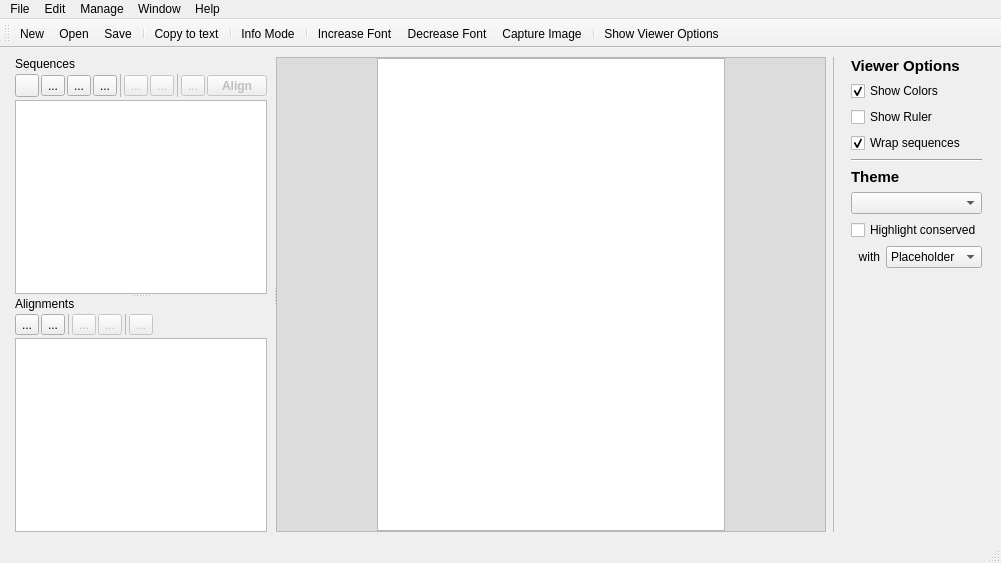
The window that src/linnaeo/linnaeo.ui (beowulfey/Linnaeo) describes before a commit, drawn with Qt 5.
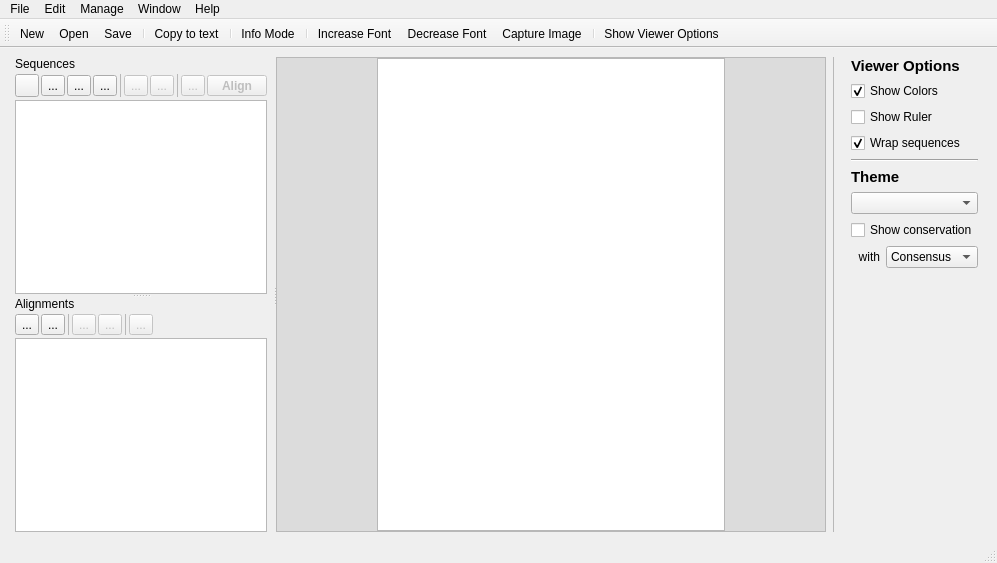
The same window after the commit. Icons and pictures are not drawn. Custom widgets are drawn as their Qt base class.

Commit message: conservation is now calculated for consensus for all themes. will add for reference

The edit to the form file:
```diff
--- a/src/linnaeo/linnaeo.ui
+++ b/src/linnaeo/linnaeo.ui
@@ -799,7 +799,7 @@
        <item>
         <widget class="QCheckBox" name="conservedEnabled">
          <property name="text">
-          <string>Highlight conserved</string>
+          <string>Show conservation</string>
          </property>
         </widget>
        </item>
@@ -822,7 +822,7 @@
           <widget class="QComboBox" name="conservedCombo">
            <item>
             <property name="text">
-             <string>Placeholder</string>
+             <string>Consensus</string>
             </property>
            </item>
           </widget>
```
The commit also changes 7 other files.
